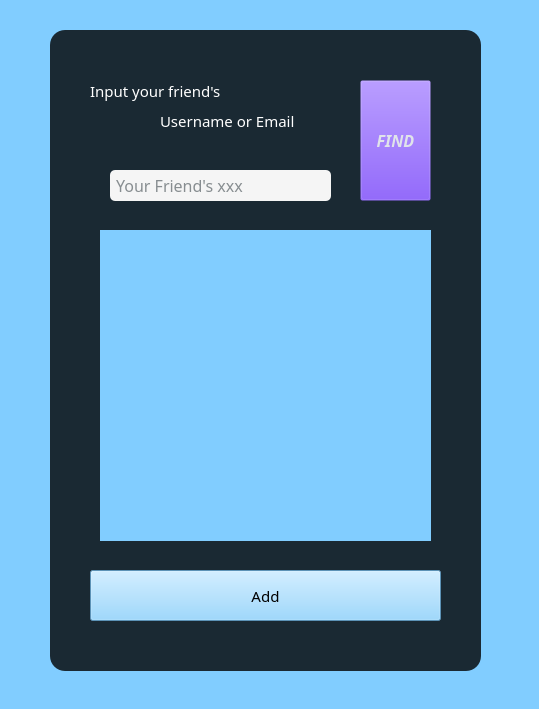
Above: Client/addfrd.ui from davi-wang/network-chatbox before the change. Below: the same form after it.
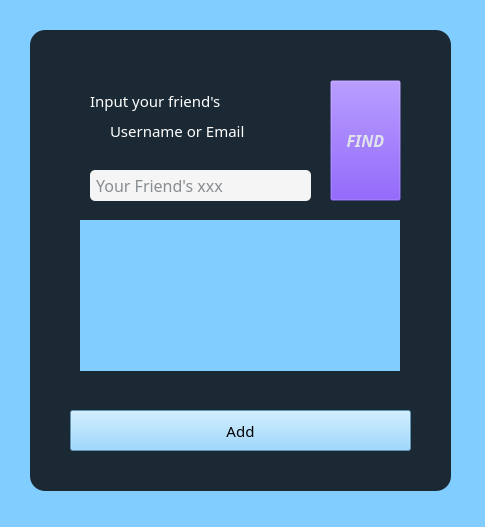
That is the form after the change.

```diff
--- a/Client/addfrd.ui
+++ b/Client/addfrd.ui
@@ -6,8 +6,8 @@
    <rect>
     <x>0</x>
     <y>0</y>
-    <width>539</width>
-    <height>709</height>
+    <width>485</width>
+    <height>527</height>
    </rect>
   </property>
   <property name="windowTitle">
@@ -24,10 +24,10 @@
   <widget class="QFrame" name="frame">
    <property name="geometry">
     <rect>
-     <x>50</x>
+     <x>30</x>
      <y>30</y>
-     <width>431</width>
-     <height>641</height>
+     <width>421</width>
+     <height>461</height>
     </rect>
    </property>
    <property name="styleSheet">
@@ -67,8 +67,8 @@
    <widget class="QLabel" name="label_5">
     <property name="geometry">
      <rect>
-      <x>40</x>
-      <y>30</y>
+      <x>60</x>
+      <y>40</y>
       <width>181</width>
       <height>61</height>
      </rect>
@@ -88,7 +88,7 @@
    <widget class="QToolButton" name="Find">
     <property name="geometry">
      <rect>
-      <x>310</x>
+      <x>300</x>
       <y>50</y>
       <width>71</width>
       <height>121</height>
@@ -135,9 +135,9 @@
    <widget class="QLabel" name="label_6">
     <property name="geometry">
      <rect>
-      <x>110</x>
-      <y>60</y>
-      <width>161</width>
+      <x>80</x>
+      <y>70</y>
+      <width>181</width>
       <height>61</height>
      </rect>
     </property>
@@ -157,9 +157,9 @@
     <property name="geometry">
      <rect>
       <x>40</x>
-      <y>540</y>
-      <width>351</width>
-      <height>51</height>
+      <y>380</y>
+      <width>341</width>
+      <height>41</height>
      </rect>
     </property>
     <property name="styleSheet">
@@ -185,9 +185,9 @@
     <property name="geometry">
      <rect>
       <x>50</x>
-      <y>200</y>
-      <width>331</width>
-      <height>311</height>
+      <y>190</y>
+      <width>320</width>
+      <height>151</height>
      </rect>
     </property>
     <layout class="QVBoxLayout" name="List"/>
```
